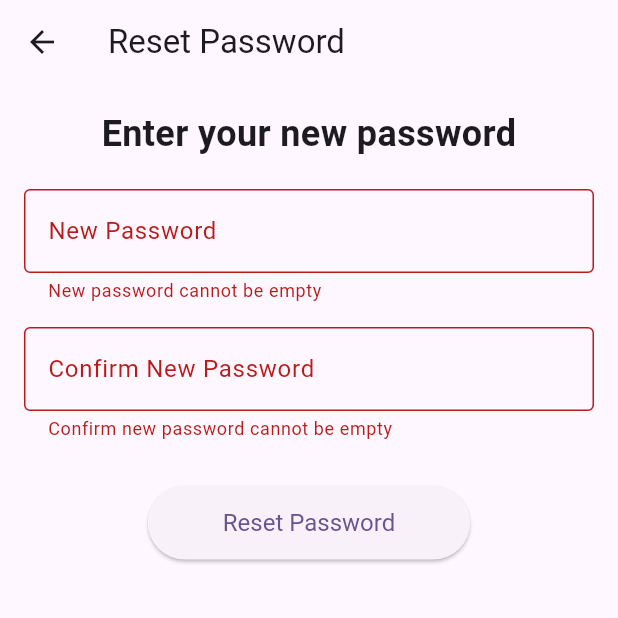
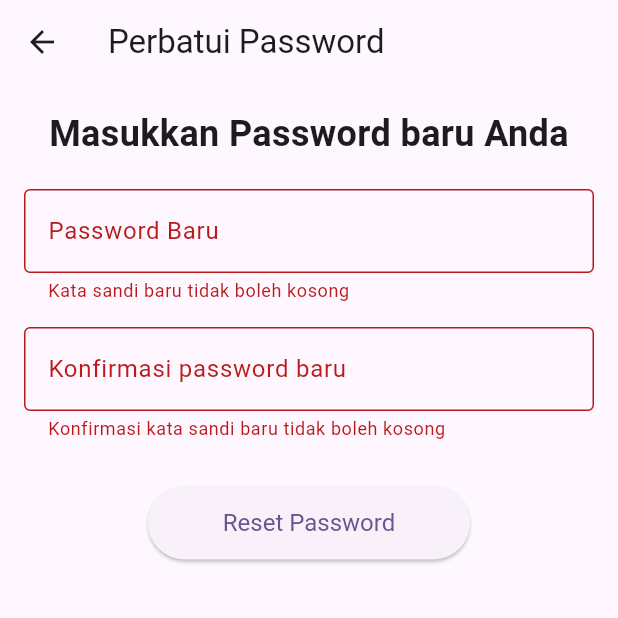
Before and after one commit to Sofyan0/gypem, a Flutter app: the PasswordReset screen opened directly with empty values, after a tap on "Reset Password", on a phone screen of 412 x 824 dp, the top half of it. Run offline on Flutter 3.47's test engine with Material 3 defaults, Android fonts, the phone set to English and light mode, and no system bars; our stand-ins replace file_picker, image_picker, shared_preferences; accounts and stored records are empty.

Commit message:
textfield reset pass

```diff
--- a/lib/password_reset.dart
+++ b/lib/password_reset.dart
@@ -42,8 +42,8 @@ class _PasswordResetState extends State<PasswordReset> {
           context: context,
           builder: (BuildContext context) {
             return AlertDialog(
-              title: Text('Password Reset Successful'),
-              content: Text('Your password has been successfully reset.'),
+              title: Text('password berhasil di perbarui'),
+              content: Text('Kata sandi Anda telah berhasil diperbarui'),
               actions: <Widget>[
                 TextButton(
                   onPressed: () {
@@ -64,8 +64,8 @@ class _PasswordResetState extends State<PasswordReset> {
           context: context,
           builder: (BuildContext context) {
             return AlertDialog(
-              title: Text('Failed to Reset Password'),
-              content: Text('Failed to reset password. Please try again later.'),
+              title: Text('password gagal di perbarui'),
+              content: Text('Gagal memperbarui ulang sandi. Silakan coba lagi nanti.'),
               actions: <Widget>[
                 TextButton(
                   onPressed: () {
@@ -85,7 +85,7 @@ class _PasswordResetState extends State<PasswordReset> {
   Widget build(BuildContext context) {
     return Scaffold(
       appBar: AppBar(
-        title: Text('Reset Password'),
+        title: Text('Perbatui Password'),
       ),
       body: Padding(
         padding: const EdgeInsets.all(16.0),
@@ -94,7 +94,7 @@ class _PasswordResetState extends State<PasswordReset> {
           child: Column(
             children: <Widget>[
               Text(
-                'Enter your new password',
+                'Masukkan Password baru Anda',
                 style: TextStyle(fontSize: 24, fontWeight: FontWeight.bold),
                 textAlign: TextAlign.center,
               ),
@@ -102,16 +102,16 @@ class _PasswordResetState extends State<PasswordReset> {
               TextFormField(
                 controller: _newPasswordController,
                 decoration: InputDecoration(
-                  labelText: 'New Password',
+                  labelText: 'Password Baru',
                   border: OutlineInputBorder(),
                 ),
                 obscureText: true,
                 validator: (value) {
                   if (value == null || value.isEmpty) {
-                    return 'New password cannot be empty';
+                    return 'Kata sandi baru tidak boleh kosong';
                   }
-                  if (value.length < 6) {
-                    return 'New password must be at least 6 characters long';
+                  if (value.length < 8) {
+                    return 'Kata sandi baru harus terdiri dari minimal 8 karakter';
                   }
                   return null;
                 },
@@ -120,16 +120,16 @@ class _PasswordResetState extends State<PasswordReset> {
               TextFormField(
                 controller: _confirmPasswordController,
                 decoration: InputDecoration(
-                  labelText: 'Confirm New Password',
+                  labelText: 'Konfirmasi password baru',
                   border: OutlineInputBorder(),
                 ),
                 obscureText: true,
                 validator: (value) {
                   if (value == null || value.isEmpty) {
-                    return 'Confirm new password cannot be empty';
+                    return 'Konfirmasi kata sandi baru tidak boleh kosong';
                   }
                   if (value != _newPasswordController.text) {
-                    return 'Passwords do not match';
+                    return 'Sandi Tidak Cocok';
                   }
                   return null;
                 },
```
